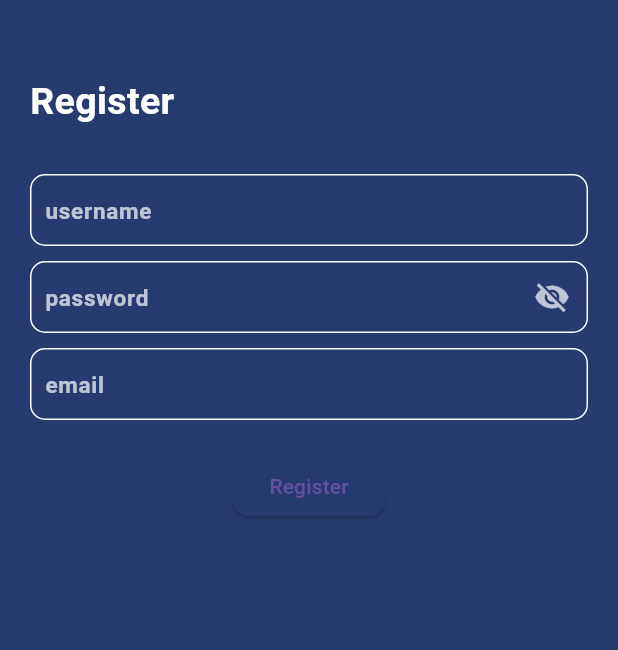
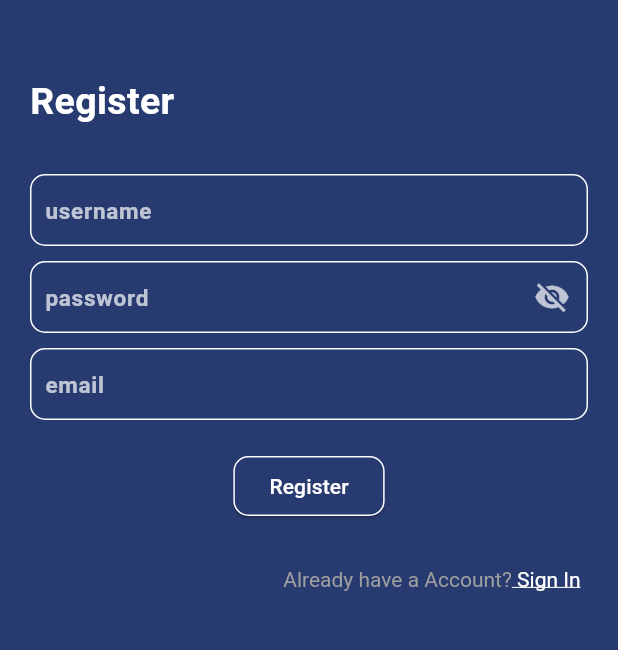
Before and after one commit to JanaviMahadik/khanawal_app, a Flutter app: the RegisterPage screen opened by its route, on a phone screen of 412 x 824 dp, the part 309-959 px from its top. Run offline on Flutter 3.47's test engine with Material 3 defaults, Android fonts, the phone set to English and light mode, and no system bars; drawn by our look-alikes of snippet_coder_utils; our stand-ins replace firebase_auth, firebase_core; accounts and stored records are empty.

Commit message:
register page added a "have account? sign in" feature and beautified the ui a bit to be consistent.

```diff
--- a/lib/register_page.dart
+++ b/lib/register_page.dart
@@ -1,4 +1,5 @@
 import 'package:flutter/cupertino.dart';
+import 'package:flutter/gestures.dart';
 import 'package:flutter/material.dart';
 import 'package:snippet_coder_utils/FormHelper.dart';
 import 'package:snippet_coder_utils/ProgressHUD.dart';
@@ -210,11 +211,17 @@ class _RegisterPageState extends State<RegisterPage> {
               onPressed: _registerUser,
               child: Text(
                 "Register",
+                style: TextStyle(
+                  color: Colors.white, // Set text color to white
+                ),
               ),
               style: ElevatedButton.styleFrom(
                 backgroundColor: HexColor("#283B71"),
                 shape: RoundedRectangleBorder(
                   borderRadius: BorderRadius.circular(10),
+                  side: BorderSide(
+                    color: Colors.white, // Set border color to white
+                  ),
                 ),
               ),
             ),
@@ -222,6 +229,34 @@ class _RegisterPageState extends State<RegisterPage> {
           SizedBox(
             height: 20,
           ),
+          Align(
+            alignment: Alignment.bottomRight,
+            child: Padding(
+              padding: const EdgeInsets.only(right: 25, top: 10),
+              child: RichText(
+                text: TextSpan(
+                  style: const TextStyle(
+                    color: Colors.grey,
+                    fontSize: 14.0,
+                  ),
+                  children: <TextSpan>[
+                    TextSpan(text: "Already have a Account?"),
+                    TextSpan(
+                      text: " Sign In",
+                      style: TextStyle(
+                        color: Colors.white,
+                        decoration: TextDecoration.underline,
+                      ),
+                      recognizer: TapGestureRecognizer()
+                        ..onTap = () {
+                          Navigator.pushNamed(context, "/");
+                        },
+                    ),
+                  ],
+                ),
+              ),
+            ),
+          ),
         ],
       ),
     );
```
